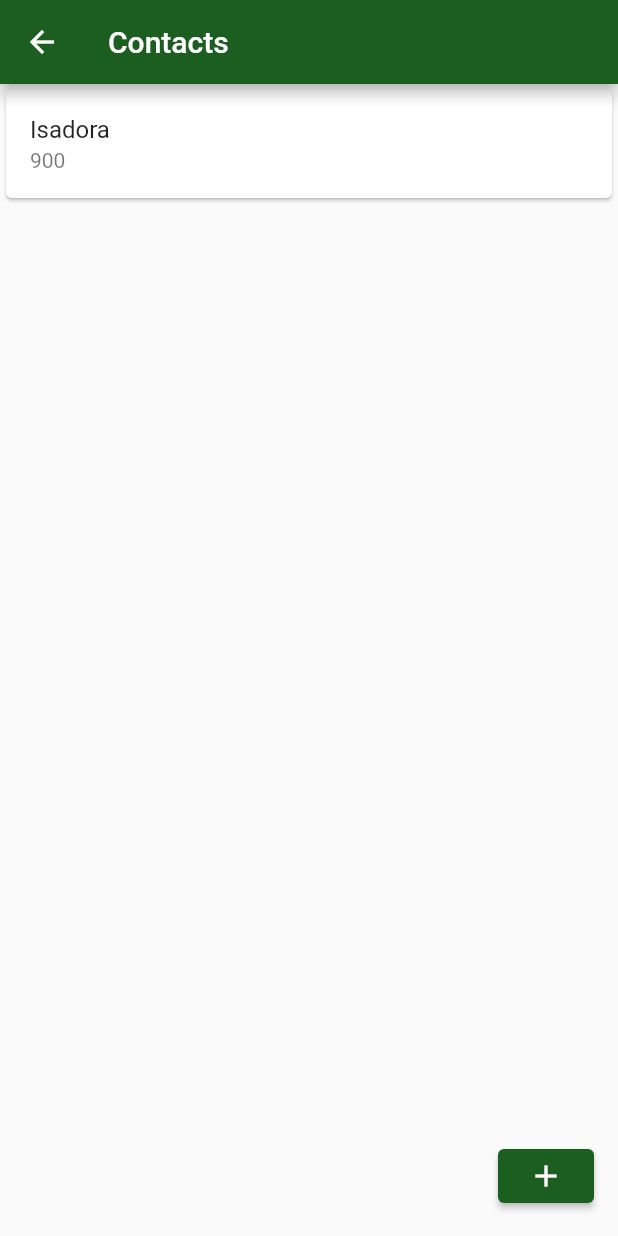
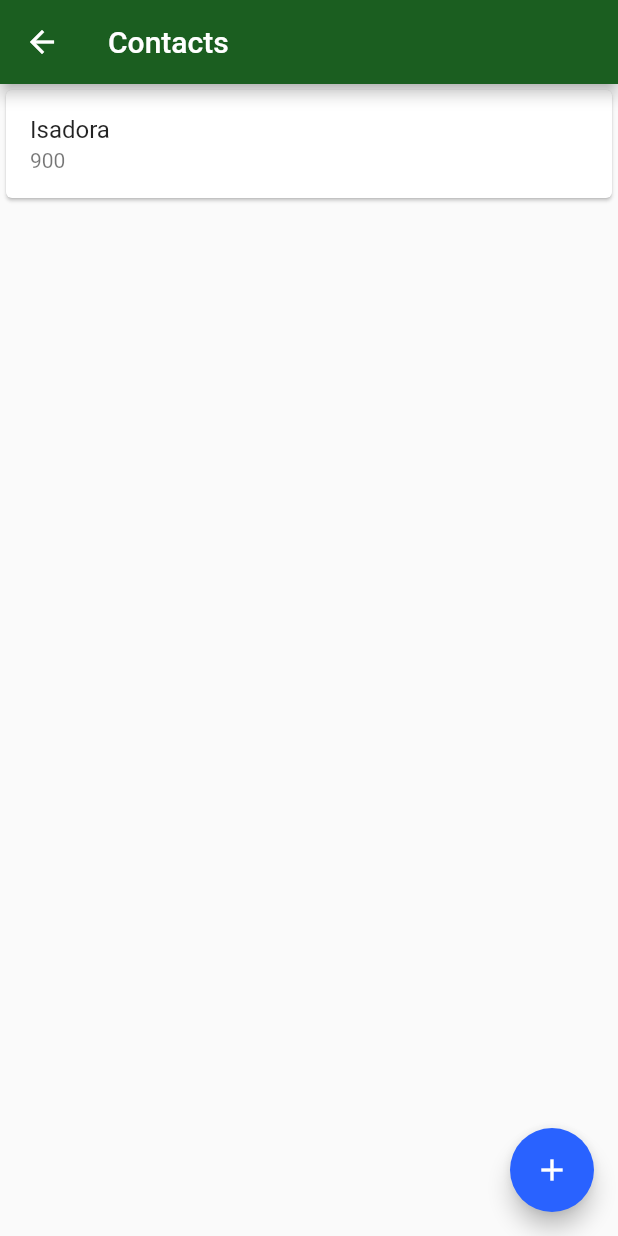
Before and after one commit to flisadora/flutter-bytebank, a Flutter app: the ContactsList screen opened directly, on a phone screen of 412 x 824 dp. Run offline on Flutter 3.47's test engine with Material 2 defaults, Android fonts, the phone set to English and light mode, and no system bars.

Commit message:
fix to 'add' button class

```diff
--- a/lib/screens/contacts_list.dart
+++ b/lib/screens/contacts_list.dart
@@ -22,7 +22,7 @@ class ContactsList extends StatelessWidget {
           )
         ],
       ),
-      floatingActionButton: ElevatedButton(
+      floatingActionButton: FloatingActionButton(
         onPressed: () {
           Navigator.of(context).push(
             MaterialPageRoute(
```
